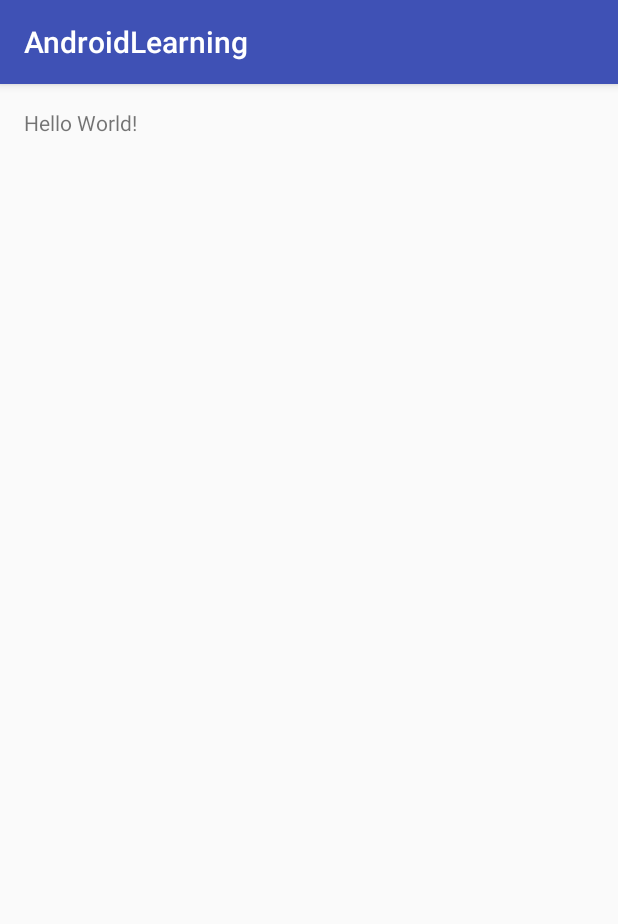
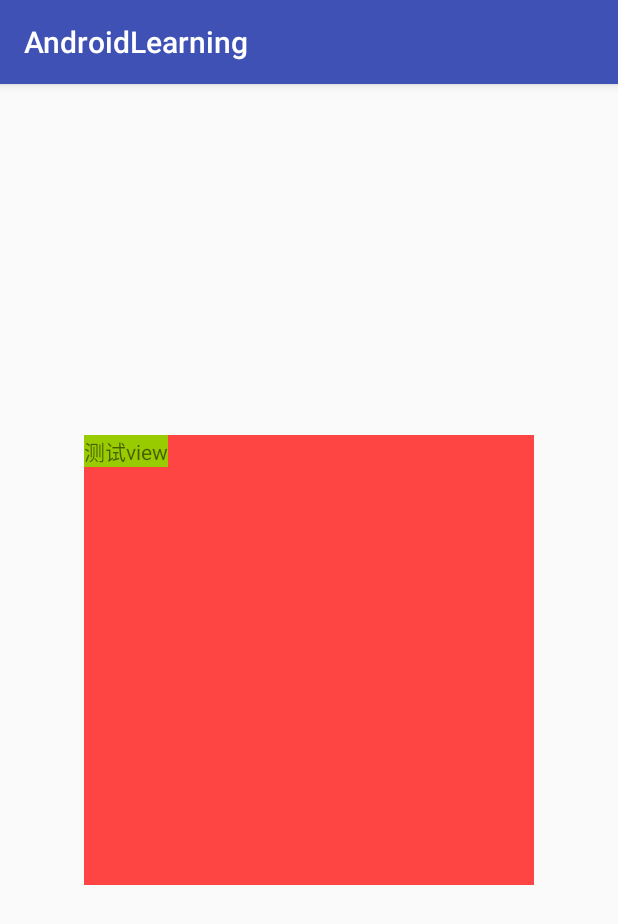
Before and after one commit to x1876631/AndroidLearning, an Android app: the screen it shows after launch (MainActivity), on a phone screen of 412 x 824 dp. Shown: the top 924 px of the screen. Run offline under Robolectric (Android 15) with nearby library versions, the phone set to English and light mode, and no system bars.

Commit message:
学习view的一些基础属性和常用方法

```diff
--- a/app/src/main/java/com/xuye/androidlearning/MainActivity.java
+++ b/app/src/main/java/com/xuye/androidlearning/MainActivity.java
@@ -1,13 +1,47 @@
 package com.xuye.androidlearning;
 
+import android.os.Bundle;
 import android.support.v7.app.AppCompatActivity;
-import android.os.Bundle;
+import android.view.View;
+
+import viewLearning.ScrollTestView;
 
 public class MainActivity extends AppCompatActivity {
+
+    private ScrollTestView mScrollTestView;
+    private View mTestView;
 
     @Override
     protected void onCreate(Bundle savedInstanceState) {
         super.onCreate(savedInstanceState);
         setContentView(R.layout.activity_main);
+        initView();
+//        setTestScroller();
+        setScrollAnimator();
+    }
+
+    private void initView() {
+        mScrollTestView = (ScrollTestView) findViewById(R.id.ScrollTestView);
+        mTestView = findViewById(R.id.testView);
+    }
+
+    private void setTestScroller() {
+        if (mScrollTestView != null) {
+            mScrollTestView.setOnClickListener(new View.OnClickListener() {
+                @Override
+                public void onClick(View v) {
+                    mScrollTestView.smoothScrollWithScroller(MainActivity.this, ScrollTestView.SCROLL_LENGTH, 0);
+                }
+            });
+        }
+    }
+
+    private void setScrollAnimator() {
+        mScrollTestView.setOnClickListener(new View.OnClickListener() {
+            @Override
+            public void onClick(View v) {
+                mScrollTestView.smoothScrollWithAnimator(mTestView, ScrollTestView.SCROLL_LENGTH);
+            }
+        });
     }
 }
--- a/app/src/main/res/layout/activity_main.xml
+++ b/app/src/main/res/layout/activity_main.xml
@@ -1,17 +1,33 @@
 <?xml version="1.0" encoding="utf-8"?>
 <RelativeLayout
+    android:id="@+id/main_activity_layout"
     xmlns:android="http://schemas.android.com/apk/res/android"
     xmlns:tools="http://schemas.android.com/tools"
     android:layout_width="match_parent"
     android:layout_height="match_parent"
-    android:paddingBottom="@dimen/activity_vertical_margin"
-    android:paddingLeft="@dimen/activity_horizontal_margin"
-    android:paddingRight="@dimen/activity_horizontal_margin"
-    android:paddingTop="@dimen/activity_vertical_margin"
     tools:context="com.xuye.androidlearning.MainActivity">
 
-    <TextView
-        android:layout_width="wrap_content"
-        android:layout_height="wrap_content"
-        android:text="Hello World!"/>
+    <!--随手滑动的view-->
+    <!--<viewLearning.FollowHandView-->
+    <!--android:layout_width="100dp"-->
+    <!--android:layout_height="100dp"-->
+    <!--android:layout_centerInParent="true"-->
+    <!--android:background="@android:color/holo_red_light"-->
+    <!--/>-->
+
+    <viewLearning.ScrollTestView
+        android:id="@+id/ScrollTestView"
+        android:layout_width="300dp"
+        android:layout_height="300dp"
+        android:layout_centerInParent="true"
+        android:background="@android:color/holo_red_light"
+        >
+        <TextView
+            android:id="@+id/testView"
+            android:layout_height="wrap_content"
+            android:layout_width="wrap_content"
+            android:background="@android:color/holo_green_light"
+            android:text="测试view"
+            />
+    </viewLearning.ScrollTestView>
 </RelativeLayout>
```
Also changed, not shown: app/src/main/java/viewLearning/FollowHandView.java (added, +67 -0 lines), app/src/main/java/viewLearning/ScrollTestView.java (added, +83 -0 lines).
